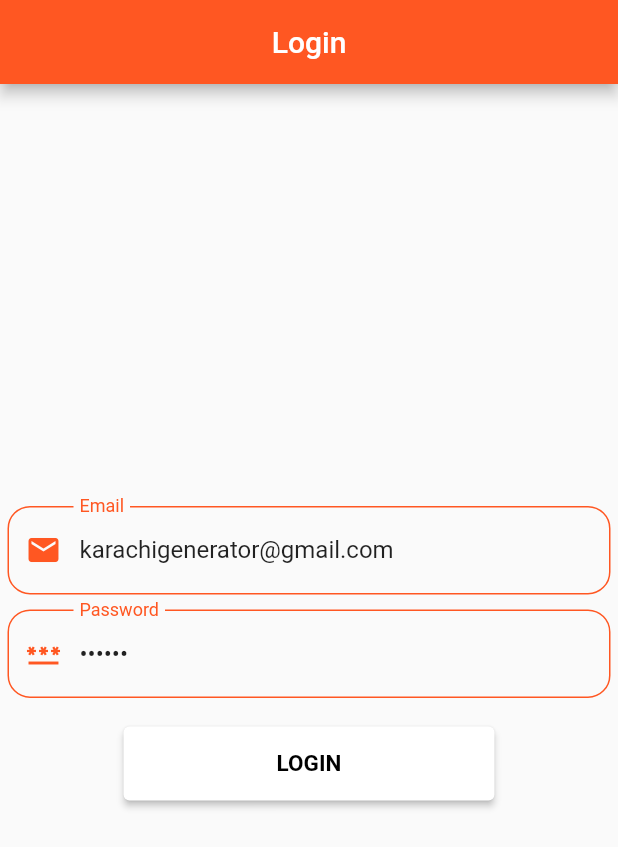
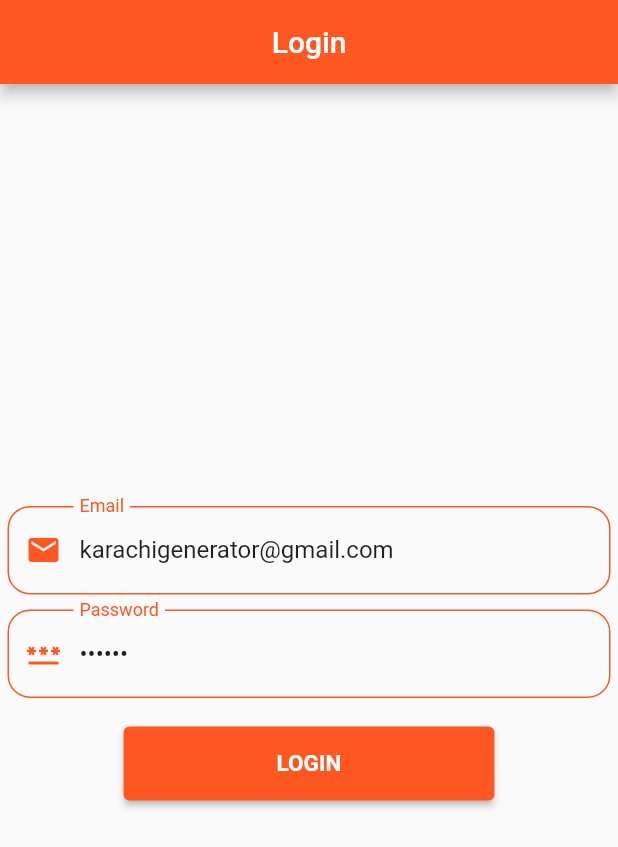
Before and after one commit to tauqeerkhattak/token_app, a Flutter app: the screen it shows after launch, on a phone screen of 412 x 824 dp. Shown: the top 847 px of the screen. Run offline on Flutter 3.47's test engine with Material 2 defaults, Android fonts, the phone set to English and light mode, and no system bars; drawn by our look-alikes of loading_overlay; our stand-ins replace get, get_storage; missing offline and left inert: blue_thermal_printer.

Commit message:
file changes

```diff
--- a/lib/controllers/dashboard_controller.dart
+++ b/lib/controllers/dashboard_controller.dart
@@ -122,4 +122,8 @@ class DashboardController extends GetxController {
       }
     });
   }
+
+ void changeColor(){
+
+ }
 }
--- a/lib/controllers/login_controller.dart
+++ b/lib/controllers/login_controller.dart
@@ -29,7 +29,8 @@ class LoginController extends GetxController {
           if (value!) {
             Get.offAll(() => Dashboard());
           } else {
-            Get.offAll(() => Connect());
+          //  Get.offAll(() => Connect());
+            Get.offAll(() => Dashboard());
           }
         });
       }
--- a/lib/controllers/splash_controller.dart
+++ b/lib/controllers/splash_controller.dart
@@ -8,9 +8,9 @@ import 'package:token_app/screens/login.dart';
 class SplashController extends GetxController {
   final GetStorage _box = GetStorage();
   final BlueThermalPrinter bluetooth = BlueThermalPrinter.instance;
-  @override
+ @override
   void onInit() {
-    Future.delayed(const Duration(milliseconds: 3000), () {
+    Future.delayed(const Duration(milliseconds: 6000), () {
       if (_box.hasData('user')) {
         bluetooth.isConnected.then((value) {
           if (value!) {
--- a/lib/screens/connect.dart
+++ b/lib/screens/connect.dart
@@ -52,6 +52,7 @@ class Connect extends StatelessWidget {
                   label: 'Connect',
                   onTap: () => controller.connect(),
                   buttonColor: Constants.primaryColor,
+                  textColor: Colors.white,
                 ),
               ],
             ),
--- a/lib/screens/login.dart
+++ b/lib/screens/login.dart
@@ -79,8 +79,9 @@ class Login extends StatelessWidget {
                 //   },
                 // ),
                 CustomButton(
-                  buttonColor: Constants.primaryTextColor,
+                  buttonColor: Constants.primaryColor,
                   width: MediaQuery.of(context).size.width * 0.6,
+                  textColor: Colors.white,
                   label: 'Login',
                   // onTap: () {
                   //   Navigator.push(
--- a/lib/widgets/custom_button.dart
+++ b/lib/widgets/custom_button.dart
@@ -5,13 +5,14 @@ class CustomButton extends StatelessWidget {
   final Function() onTap;
   final Color buttonColor;
   final double? width;
+  final Color textColor;
 
   const CustomButton({
     Key? key,
     required this.label,
     required this.onTap,
     required this.buttonColor,
-    this.width,
+    this.width, required this.textColor,
   }) : super(key: key);
 
   @override
@@ -29,9 +30,10 @@ class CustomButton extends StatelessWidget {
         onPressed: onTap,
         child: Text(
           label.toUpperCase(),
-          style: const TextStyle(
+          style:  TextStyle(
             //   color: Constants.primaryTextColor,
-            color: Colors.black,
+          //  color: Colors.black,
+             color: textColor,
             fontSize: 15,
             fontWeight: FontWeight.bold,
           ),
--- a/pubspec.yaml
+++ b/pubspec.yaml
@@ -48,6 +48,7 @@ dev_dependencies:
   flutter_test:
     sdk: flutter
 
+
   # The "flutter_lints" package below contains a set of recommended lints to
   # encourage good coding practices. The lint set provided by the package is
   # activated in the `analysis_options.yaml` file located at the root of your
```
Also changed, not shown: lib/screens/dashboard.dart (+19 -6 lines), lib/screens/splash.dart (+17 -10 lines), assets/images/Welcome.png (added).
